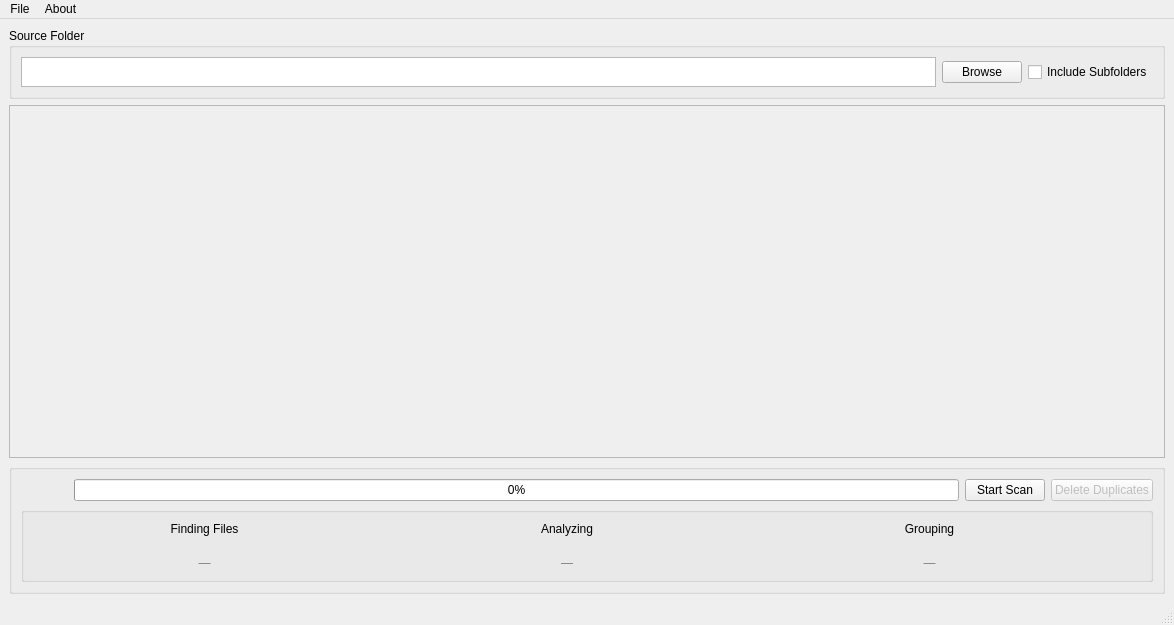
Old version of the form photoboss/resources/MainWindow.ui in the repository maximoh-mmo/PhotoBoss.
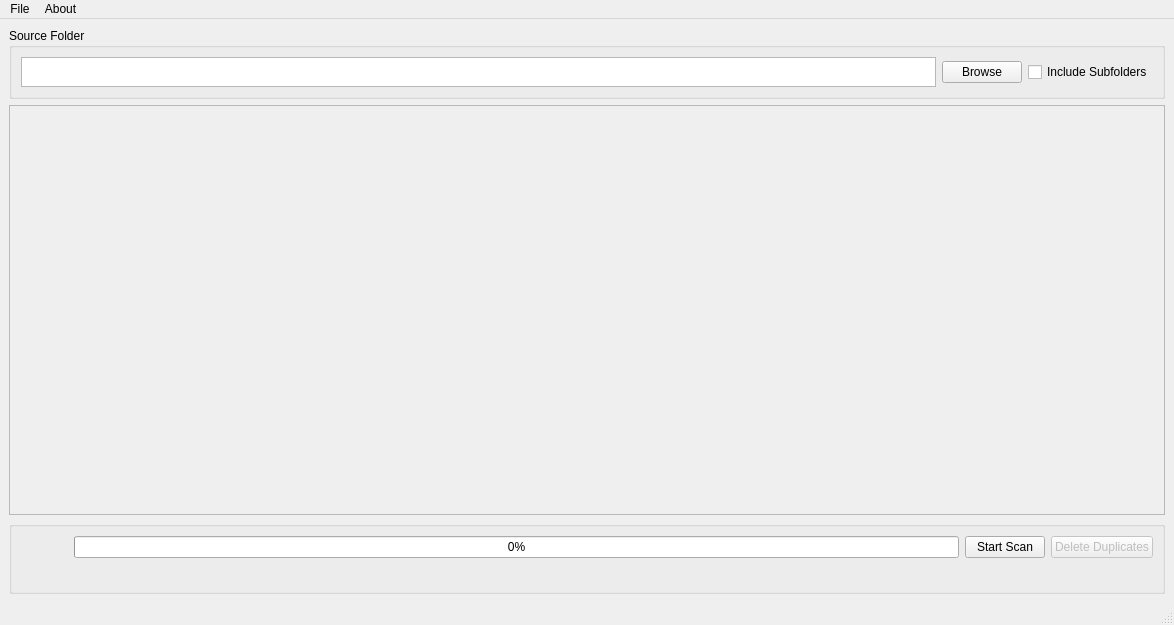
New version of the form. Icons and pictures are not drawn.

Commit message: refactor: consolidate phase signals with unified Phase enum and ProgressCounterWidget

The edit to the form file:
```diff
--- a/photoboss/resources/MainWindow.ui
+++ b/photoboss/resources/MainWindow.ui
@@ -108,6 +108,9 @@
          </item>
          <item>
           <spacer name="horizontalSpacer">
+           <property name="orientation">
+            <enum>Qt::Orientation::Vertical</enum>
+           </property>
            <property name="sizeType">
             <enum>QSizePolicy::Policy::Fixed</enum>
            </property>
@@ -158,114 +161,11 @@
         </layout>
        </item>
        <item>
-        <widget class="QGroupBox" name="phaseStrip">
+        <widget class="QWidget" name="phaseStrip" native="true">
          <layout class="QHBoxLayout" name="phaseStripLayout">
           <property name="spacing">
-           <number>20</number>
+           <number>0</number>
           </property>
-          <item>
-           <layout class="QVBoxLayout" name="phaseFindingLayout">
-            <property name="margin" stdset="0">
-             <number>0</number>
-            </property>
-            <item>
-             <widget class="QLabel" name="phaseFindingLabel">
-              <property name="text">
-               <string>Finding Files</string>
-              </property>
-              <property name="alignment">
-               <set>Qt::AlignmentFlag::AlignCenter</set>
-              </property>
-             </widget>
-            </item>
-            <item>
-             <widget class="QLabel" name="phaseFindingCount">
-              <property name="styleSheet">
-               <string>color: gray;</string>
-              </property>
-              <property name="text">
-               <string>—</string>
-              </property>
-              <property name="alignment">
-               <set>Qt::AlignmentFlag::AlignCenter</set>
-              </property>
-             </widget>
-            </item>
-           </layout>
-          </item>
-          <item>
-           <layout class="QVBoxLayout" name="phaseAnalyzingLayout">
-            <property name="margin" stdset="0">
-             <number>0</number>
-            </property>
-            <item>
-             <widget class="QLabel" name="phaseAnalyzingLabel">
-              <property name="text">
-               <string>Analyzing</string>
-              </property>
-              <property name="alignment">
-               <set>Qt::AlignmentFlag::AlignCenter</set>
-              </property>
-             </widget>
-            </item>
-            <item>
-             <widget class="QLabel" name="phaseAnalyzingCount">
-              <property name="styleSheet">
-               <string>color: gray;</string>
-              </property>
-              <property name="text">
-               <string>—</string>
-              </property>
-              <property name="alignment">
-               <set>Qt::AlignmentFlag::AlignCenter</set>
-              </property>
-             </widget>
-            </item>
-           </layout>
-          </item>
-          <item>
-           <layout class="QVBoxLayout" name="phaseGroupingLayout">
-            <property name="margin" stdset="0">
-             <number>0</number>
-            </property>
-            <item>
-             <widget class="QLabel" name="phaseGroupingLabel">
-              <property name="text">
-               <string>Grouping</string>
-              </property>
-              <property name="alignment">
-               <set>Qt::AlignmentFlag::AlignCenter</set>
-              </property>
-             </widget>
-            </item>
-            <item>
-             <widget class="QLabel" name="phaseGroupingCount">
-              <property name="styleSheet">
-               <string>color: gray;</string>
-              </property>
-              <property name="text">
-               <string>—</string>
-              </property>
-              <property name="alignment">
-               <set>Qt::AlignmentFlag::AlignCenter</set>
-              </property>
-             </widget>
-            </item>
-           </layout>
-          </item>
-          <item>
-           <spacer name="phaseStripSpacer">
-            <property name="sizeType">
-             <enum>QSizePolicy::Policy::Fixed</enum>
-            </property>
-            <property name="sizeHint" stdset="0">
-             <size>
-              <width>40</width>
-              <height>20</height>
-             </size>
-            </property>
-           </spacer>
-          </item>
          </layout>
         </widget>
        </item>
```
The commit also changes 13 other files.
